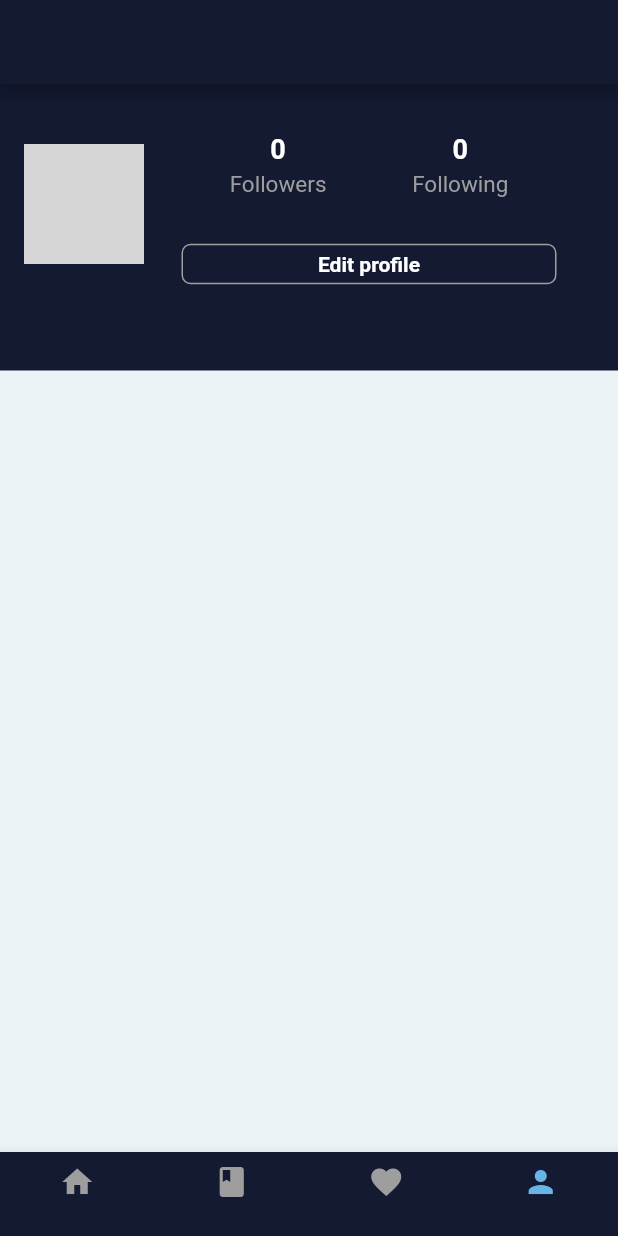
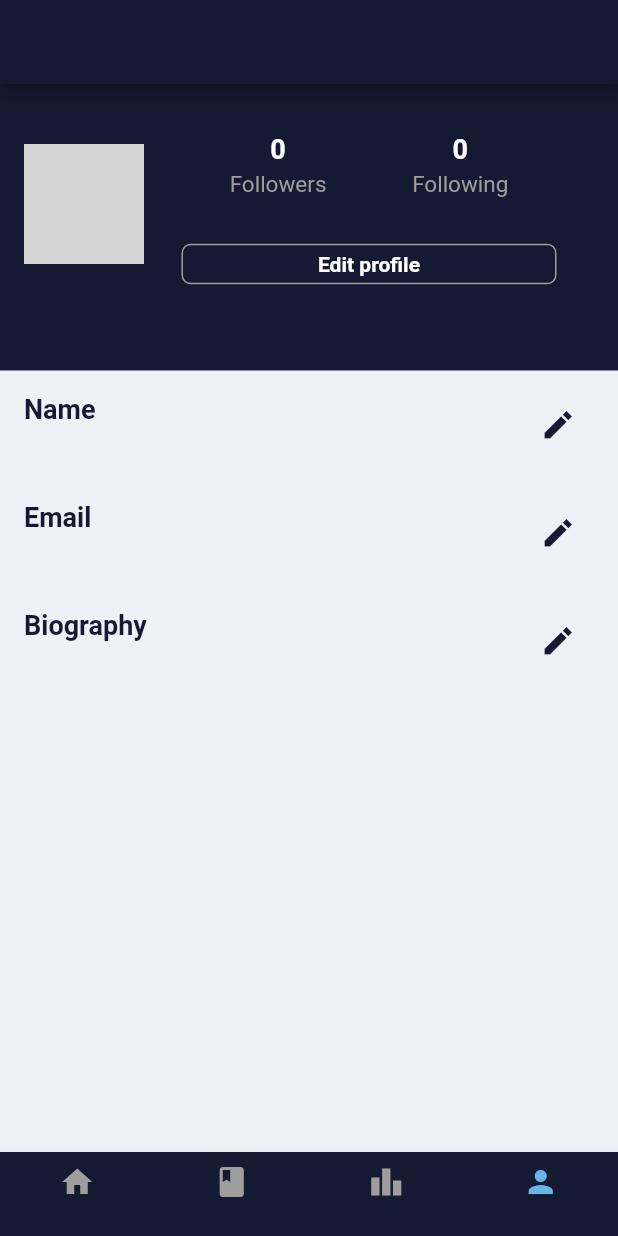
Before and after one commit to crpoudyal/BCA_Quiz, a Flutter app: the screen it shows once a user with an empty profile is signed in, swiped to page 4, on a phone screen of 412 x 824 dp. Run offline on Flutter 3.47's test engine with Material 2 defaults, Android fonts, the phone set to English and light mode, and no system bars; our stand-ins replace cloud_firestore, firebase_auth, firebase_core, firebase_storage, image_picker; accounts and stored records are empty; network calls fail; grey boxes are pictures that could not be loaded.

Commit message:
profile_screen update

```diff
--- a/lib/responsive/mobile_screen_layout.dart
+++ b/lib/responsive/mobile_screen_layout.dart
@@ -69,7 +69,7 @@ class _MobileScreenLayoutState extends State<MobileScreenLayout> {
             backgroundColor: Colors.white,
           ),
           BottomNavigationBarItem(
-            icon: Icon(Icons.favorite,
+            icon: Icon(Icons.leaderboard,
                 color: _page == 2 ? mobileBottom : Colors.grey),
             label: '',
             backgroundColor: Colors.white,
--- a/lib/screen/profile_screen.dart
+++ b/lib/screen/profile_screen.dart
@@ -124,7 +124,59 @@ class _ProfileScreenState extends State<ProfileScreen> {
                       ],
                     ),
                   ),
-                )
+                ),
+                Column(
+                  children: [
+                    ListTile(
+                      trailing: const IconButton(
+                        icon: Icon(
+                          Icons.edit_sharp,
+                          color: mobileBackgroundColor,
+                        ),
+                        onPressed: null,
+                      ),
+                      textColor: mobileBackgroundColor,
+                      title: const Text(
+                        "Name",
+                        style: TextStyle(
+                            fontWeight: FontWeight.bold, fontSize: 18),
+                      ),
+                      subtitle: Text(userData['username'] ?? ''),
+                    ),
+                    ListTile(
+                      trailing: const IconButton(
+                        icon: Icon(
+                          Icons.edit_sharp,
+                          color: mobileBackgroundColor,
+                        ),
+                        onPressed: null,
+                      ),
+                      textColor: mobileBackgroundColor,
+                      title: const Text(
+                        "Email",
+                        style: TextStyle(
+                            fontWeight: FontWeight.bold, fontSize: 18),
+                      ),
+                      subtitle: Text(userData['email'] ?? ''),
+                    ),
+                    ListTile(
+                      trailing: const IconButton(
+                        icon: Icon(
+                          Icons.edit_sharp,
+                          color: mobileBackgroundColor,
+                        ),
+                        onPressed: null,
+                      ),
+                      textColor: mobileBackgroundColor,
+                      title: const Text(
+                        "Biography",
+                        style: TextStyle(
+                            fontWeight: FontWeight.bold, fontSize: 18),
+                      ),
+                      subtitle: Text(userData['bio'] ?? ''),
+                    ),
+                  ],
+                ),
               ],
             ),
     );
```
